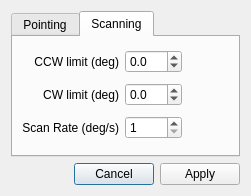
This is src/hcrgui/AntennaModeDialog.ui in NCAR/HCR_instrument as Qt 5 draws it before an edit. The edited form follows.
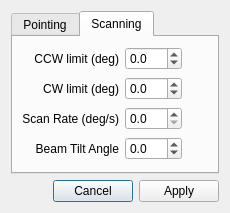
This is the edited form.

Patch:
```diff
--- a/src/hcrgui/AntennaModeDialog.ui
+++ b/src/hcrgui/AntennaModeDialog.ui
@@ -6,8 +6,8 @@
    <rect>
     <x>0</x>
     <y>0</y>
-    <width>251</width>
-    <height>196</height>
+    <width>230</width>
+    <height>213</height>
    </rect>
   </property>
   <property name="windowTitle">
@@ -110,16 +110,6 @@
          </property>
         </widget>
        </item>
-       <item row="2" column="1">
-        <widget class="QSpinBox" name="scanRateSpinBox">
-         <property name="minimum">
-          <number>1</number>
-         </property>
-         <property name="maximum">
-          <number>90</number>
-         </property>
-        </widget>
-       </item>
        <item row="0" column="1">
         <widget class="QDoubleSpinBox" name="ccwLimitSpinBox">
          <property name="decimals">
@@ -152,6 +142,39 @@
          </property>
         </widget>
        </item>
+       <item row="3" column="0">
+        <widget class="QLabel" name="beamTiltLabel">
+         <property name="text">
+          <string>Beam Tilt Angle</string>
+         </property>
+         <property name="alignment">
+          <set>Qt::AlignRight|Qt::AlignTrailing|Qt::AlignVCenter</set>
+         </property>
+        </widget>
+       </item>
+       <item row="3" column="1">
+        <widget class="QDoubleSpinBox" name="beamTiltSpinBox">
+         <property name="decimals">
+          <number>1</number>
+         </property>
+         <property name="minimum">
+          <double>-10.000000000000000</double>
+         </property>
+         <property name="maximum">
+          <double>10.000000000000000</double>
+         </property>
+        </widget>
+       </item>
+       <item row="2" column="1">
+        <widget class="QDoubleSpinBox" name="scanRateSpinBox">
+         <property name="decimals">
+          <number>1</number>
+         </property>
+         <property name="singleStep">
+          <double>0.100000000000000</double>
+         </property>
+        </widget>
+       </item>
       </layout>
      </widget>
     </widget>
```
Left out of the diff: 26 changed lines with no effect on the pictures.
